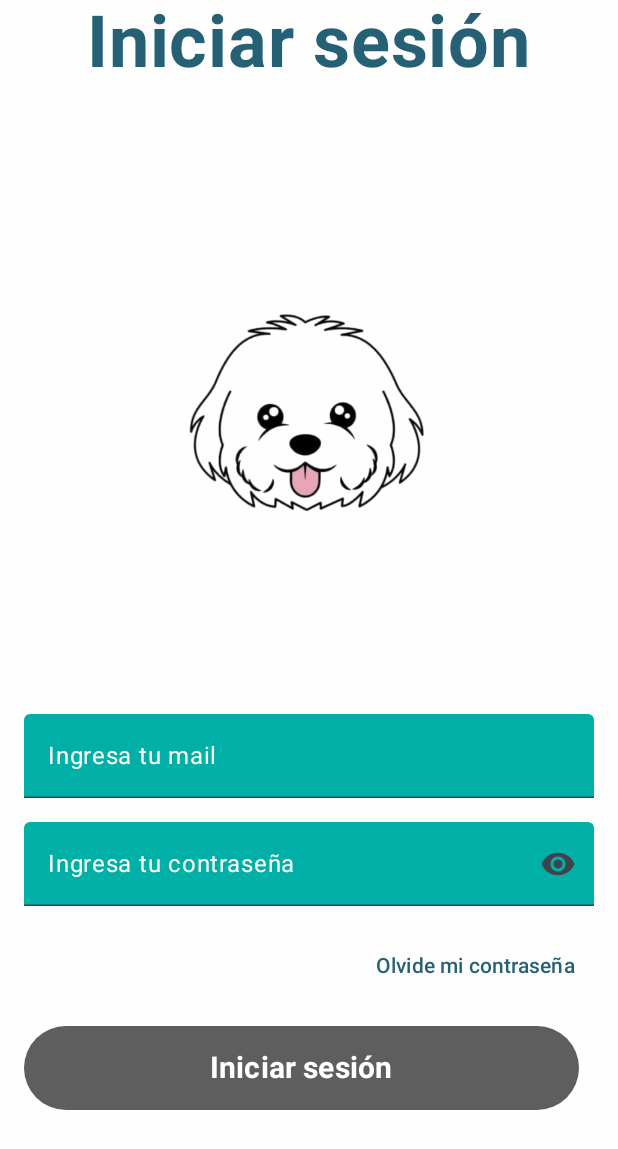
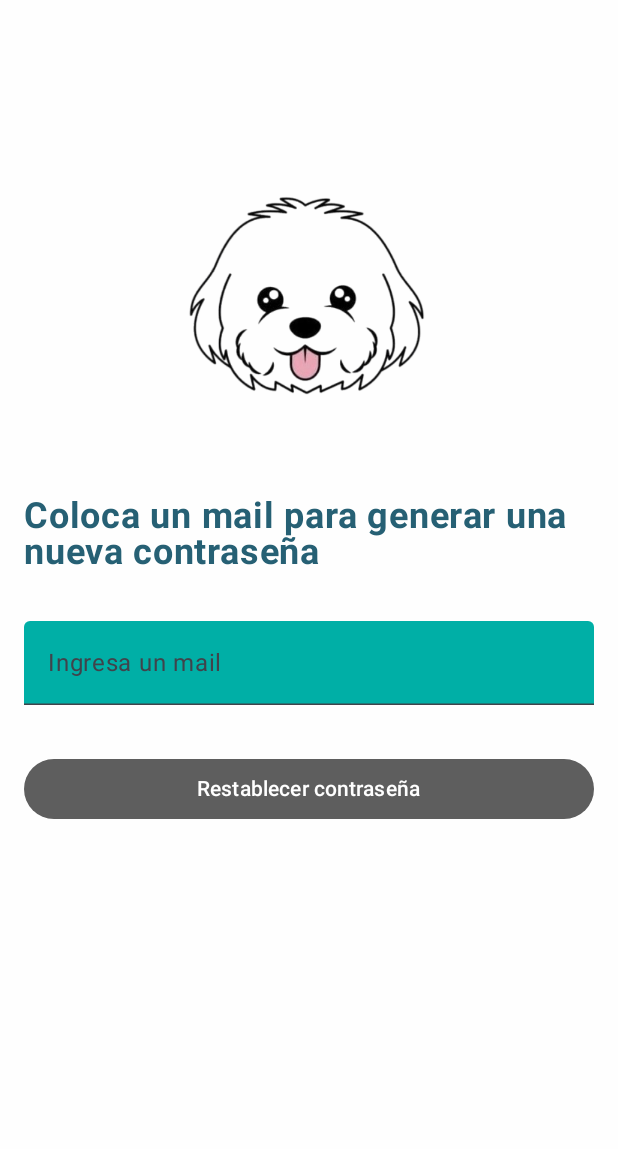
Before and after one commit to RodriguezMaximilianoX/Roco_App, an Android app built with Jetpack Compose: the LoginScreen screen opened through its navigation route, after a tap on "Olvide mi contraseña", on a phone screen of 412 x 824 dp. Shown: the top 1149 px of the screen. Run offline under Robolectric (Android 15) with nearby library versions, the phone set to English and light mode, and no system bars; our stand-ins replace Dagger/Hilt's generated code, Firebase (no records; nobody signed in at launch, a user with empty details on screens opened directly); 3 statements that could not run were skipped.

Commit message:
add reset password features

```diff
--- a/app/src/main/java/com/rmxdev/rocoapp/data/di/AppModule.kt
+++ b/app/src/main/java/com/rmxdev/rocoapp/data/di/AppModule.kt
@@ -1,6 +1,8 @@
 package com.rmxdev.rocoapp.data.di
 
 import com.google.firebase.auth.FirebaseAuth
+import com.google.firebase.auth.ktx.auth
+import com.google.firebase.ktx.Firebase
 import dagger.Module
 import dagger.Provides
 import dagger.hilt.InstallIn
@@ -13,6 +15,6 @@ object AppModule {
     @Provides
     @Singleton
     fun provideFirebaseAuth(): FirebaseAuth {
-        return FirebaseAuth.getInstance()
+        return Firebase.auth
     }
 }
--- a/app/src/main/java/com/rmxdev/rocoapp/presenter/MainActivity.kt
+++ b/app/src/main/java/com/rmxdev/rocoapp/presenter/MainActivity.kt
@@ -7,18 +7,21 @@ import androidx.activity.enableEdgeToEdge
 import androidx.compose.foundation.layout.fillMaxSize
 import androidx.compose.foundation.layout.padding
 import androidx.compose.material3.Scaffold
-import androidx.compose.material3.Text
-import androidx.compose.runtime.Composable
 import androidx.compose.ui.Modifier
-import androidx.compose.ui.graphics.Color
 import androidx.compose.ui.graphics.toArgb
-import androidx.compose.ui.tooling.preview.Preview
+import com.google.firebase.auth.FirebaseAuth
 import com.rmxdev.rocoapp.ui.theme.Background
 import com.rmxdev.rocoapp.ui.theme.RocoAppTheme
 import dagger.hilt.android.AndroidEntryPoint
+import javax.inject.Inject
 
 @AndroidEntryPoint
 class MainActivity : ComponentActivity() {
+
+    @Inject
+    lateinit var firebaseAuth: FirebaseAuth
+    private var startDestination = "initial"
+
     override fun onCreate(savedInstanceState: Bundle?) {
         super.onCreate(savedInstanceState)
         enableEdgeToEdge()
@@ -27,9 +30,17 @@ class MainActivity : ComponentActivity() {
             window.navigationBarColor = Background.toArgb()
             RocoAppTheme {
                 Scaffold(modifier = Modifier.fillMaxSize()) { innerPadding ->
-                    NavigationWrapper(modifier = Modifier.padding(innerPadding))
+                    NavigationWrapper(
+                        modifier = Modifier.padding(innerPadding),
+                        startDestination = startDestination
+                    )
                 }
             }
         }
     }
+
+    override fun onStart() {
+        super.onStart()
+        startDestination = if (firebaseAuth.currentUser != null) "home" else "initial"
+    }
 }
--- a/app/src/main/java/com/rmxdev/rocoapp/presenter/NavigationWrapper.kt
+++ b/app/src/main/java/com/rmxdev/rocoapp/presenter/NavigationWrapper.kt
@@ -6,29 +6,45 @@ import androidx.navigation.NavHostController
 import androidx.navigation.compose.NavHost
 import androidx.navigation.compose.composable
 import androidx.navigation.compose.rememberNavController
+import com.rmxdev.rocoapp.presenter.home.HomeScreen
 import com.rmxdev.rocoapp.presenter.initial.InitialScreen
 import com.rmxdev.rocoapp.presenter.login.LoginScreen
+import com.rmxdev.rocoapp.presenter.resetpassword.ResetPasswordScreen
 
 @Composable
-fun NavigationWrapper(navController: NavHostController = rememberNavController(), modifier: Modifier = Modifier) {
-    NavHost(navController = navController, startDestination = "initial"){
-        composable("initial"){
+fun NavigationWrapper(
+    modifier: Modifier = Modifier,
+    startDestination: String,
+    navController: NavHostController = rememberNavController()
+) {
+    NavHost(navController = navController, startDestination = startDestination) {
+        composable("initial") {
             InitialScreen(
-
                 modifier = modifier,
                 navigateToLogin = { navController.navigate("login") },
                 navigateToSignUp = { navController.navigate("signup") }
             )
         }
-        composable("login"){
+        composable("login") {
             LoginScreen(
                 modifier = modifier,
-                onLoginSuccess = { navController.navigate("home")},
-                resetPassword = {}
+                onLoginSuccess = { navController.navigate("home") },
+                resetPassword = {navController.navigate("resetpassword")}
             )
         }
-        composable("signup"){
+        composable("signup") {
             //SignUpScreen(modifier = modifier)
+        }
+        composable("home") {
+            HomeScreen(modifier = modifier)
+        }
+        composable("resetpassword") {
+            ResetPasswordScreen(
+                modifier = modifier,
+                onResetPasswordSuccess = {
+                    navController.navigate("login")
+                }
+            )
         }
     }
 }
--- /dev/null
+++ b/app/src/main/java/com/rmxdev/rocoapp/presenter/home/HomeScreen.kt
@@ -0,0 +1,15 @@
+package com.rmxdev.rocoapp.presenter.home
+
+import androidx.compose.foundation.layout.Column
+import androidx.compose.foundation.layout.fillMaxSize
+import androidx.compose.material3.Text
+import androidx.compose.runtime.Composable
+import androidx.compose.ui.Modifier
+import com.rmxdev.rocoapp.ui.theme.TextColor
+
+@Composable
+fun HomeScreen(modifier: Modifier = Modifier) {
+    Column(modifier = modifier.fillMaxSize()) {
+        Text(text = "Esta es la Home Screen", color = TextColor)
+    }
+}
--- a/app/src/main/java/com/rmxdev/rocoapp/presenter/initial/InitialScreen.kt
+++ b/app/src/main/java/com/rmxdev/rocoapp/presenter/initial/InitialScreen.kt
@@ -21,10 +21,8 @@ import androidx.compose.ui.graphics.Color
 import androidx.compose.ui.res.painterResource
 import androidx.compose.ui.text.font.FontWeight
 import androidx.compose.ui.text.style.TextAlign
-import androidx.compose.ui.tooling.preview.Preview
 import androidx.compose.ui.unit.dp
 import androidx.compose.ui.unit.sp
-import androidx.hilt.navigation.compose.hiltViewModel
 import com.rmxdev.rocoapp.R
 import com.rmxdev.rocoapp.ui.theme.Background
 import com.rmxdev.rocoapp.ui.theme.ButtonColor
@@ -34,10 +32,10 @@ import com.rmxdev.rocoapp.ui.theme.fontFamily
 @Composable
 fun InitialScreen(
     modifier: Modifier = Modifier,
-    viewModel: InitialViewModel = hiltViewModel(),
     navigateToLogin: () -> Unit,
-    navigateToSignUp: () -> Unit,
+    navigateToSignUp: () -> Unit
 ) {
+
     Column(
         modifier = modifier
             .fillMaxSize()
@@ -95,10 +93,3 @@ fun InitialScreen(
         Spacer(modifier = Modifier.weight(1f))
     }
 }
-
-@Preview(showBackground = true)
-@Composable
-private fun InitialScreenPreview() {
-    InitialScreen(navigateToLogin = {}, navigateToSignUp = {})
-
-}
--- a/app/src/main/java/com/rmxdev/rocoapp/presenter/initial/InitialViewModel.kt
+++ /dev/null
@@ -1,12 +0,0 @@
-package com.rmxdev.rocoapp.presenter.initial
-
-import androidx.lifecycle.ViewModel
-import com.google.firebase.auth.FirebaseAuth
-import javax.inject.Inject
-
-class InitialViewModel @Inject constructor(
-    private val auth: FirebaseAuth
-) : ViewModel() {
-    val isUserLoggedIn: Boolean
-        get() = auth.currentUser != null
-}
--- a/app/src/main/java/com/rmxdev/rocoapp/presenter/login/LoginScreen.kt
+++ b/app/src/main/java/com/rmxdev/rocoapp/presenter/login/LoginScreen.kt
@@ -98,7 +98,8 @@ fun LoginScreen(
                 focusedContainerColor = SelectedField,
                 focusedTextColor = Color.White,
                 unfocusedTextColor = Color.White
-            )
+            ),
+            maxLines = 1
         )
         TextField(value = password,
             onValueChange = { password = it },
@@ -126,7 +127,8 @@ fun LoginScreen(
                         if (passwordHidden) "Mostrar contraseña" else "Ocultar contraseña"
                     Icon(painterResource(id = visibilityIcon), contentDescription = description)
                 }
-            })
+            },
+            maxLines = 1)
         TextButton(
             onClick = { resetPassword() },
             modifier = Modifier
--- a/app/src/main/java/com/rmxdev/rocoapp/presenter/login/LoginViewModel.kt
+++ b/app/src/main/java/com/rmxdev/rocoapp/presenter/login/LoginViewModel.kt
@@ -15,6 +15,7 @@ class LoginViewModel @Inject constructor(
     var loginState: StateFlow<LoginState> = _loginState
 
     fun login(email: String, password: String){
+       if (email.isNotBlank() && password.isNotBlank()){
            _loginState.value = LoginState.Loading
            auth.signInWithEmailAndPassword(email, password)
                .addOnCompleteListener {task ->
@@ -25,4 +26,8 @@ class LoginViewModel @Inject constructor(
                    }
                }
        }
+        else{
+            LoginState.Error("Email and password cannot be empty")
        }
+    }
+}
--- /dev/null
+++ b/app/src/main/java/com/rmxdev/rocoapp/presenter/resetpassword/ResetPasswordScreen.kt
@@ -0,0 +1,114 @@
+package com.rmxdev.rocoapp.presenter.resetpassword
+
+import android.widget.Toast
+import androidx.compose.foundation.Image
+import androidx.compose.foundation.background
+import androidx.compose.foundation.layout.Column
+import androidx.compose.foundation.layout.fillMaxSize
+import androidx.compose.foundation.layout.fillMaxWidth
+import androidx.compose.foundation.layout.padding
+import androidx.compose.foundation.layout.size
+import androidx.compose.foundation.rememberScrollState
+import androidx.compose.foundation.verticalScroll
+import androidx.compose.material3.Button
+import androidx.compose.material3.ButtonDefaults.buttonColors
+import androidx.compose.material3.CircularProgressIndicator
+import androidx.compose.material3.Text
+import androidx.compose.material3.TextField
+import androidx.compose.material3.TextFieldDefaults
+import androidx.compose.runtime.Composable
+import androidx.compose.runtime.collectAsState
+import androidx.compose.runtime.getValue
+import androidx.compose.runtime.mutableStateOf
+import androidx.compose.runtime.saveable.rememberSaveable
+import androidx.compose.runtime.setValue
+import androidx.compose.ui.Alignment
+import androidx.compose.ui.Modifier
+import androidx.compose.ui.graphics.Color
+import androidx.compose.ui.platform.LocalContext
+import androidx.compose.ui.res.painterResource
+import androidx.compose.ui.text.font.FontWeight
+import androidx.compose.ui.unit.dp
+import androidx.compose.ui.unit.sp
+import androidx.hilt.navigation.compose.hiltViewModel
+import com.rmxdev.rocoapp.R
+import com.rmxdev.rocoapp.ui.theme.Background
+import com.rmxdev.rocoapp.ui.theme.ButtonColor
+import com.rmxdev.rocoapp.ui.theme.DisabledButtonColor
+import com.rmxdev.rocoapp.ui.theme.SelectedField
+import com.rmxdev.rocoapp.ui.theme.TextColor
+import com.rmxdev.rocoapp.ui.theme.UnselectedField
+
+@Composable
+fun ResetPasswordScreen(
+    modifier: Modifier = Modifier,
+    viewModel: ResetPasswordViewModel = hiltViewModel(),
+    onResetPasswordSuccess: () -> Unit
+) {
+
+    var email: String by rememberSaveable { mutableStateOf("") }
+    val resetPasswordState by viewModel.resetPasswordState.collectAsState()
+    val context = LocalContext.current
+
+    Column(
+        modifier = modifier
+            .fillMaxSize()
+            .background(Background)
+            .padding(vertical = 64.dp)
+            .verticalScroll(rememberScrollState()),
+        horizontalAlignment = Alignment.CenterHorizontally
+    ) {
+        Image(
+            painter = painterResource(id = R.drawable.logo),
+            contentDescription = "Logo App",
+            modifier = Modifier.align(Alignment.CenterHorizontally).size(250.dp)
+        )
+        Text(
+            text = "Coloca un mail para generar una nueva contraseña",
+            color = TextColor,
+            fontWeight = FontWeight.Bold,
+            fontSize = 24.sp,
+            modifier = Modifier.padding(16.dp)
+        )
+        TextField(
+            value = email,
+            onValueChange = { email = it },
+            label = { Text("Ingresa un mail") },
+            modifier = Modifier
+                .fillMaxWidth()
+                .padding(16.dp),
+            colors = TextFieldDefaults.colors(
+                unfocusedContainerColor = UnselectedField,
+                focusedContainerColor = SelectedField,
+                focusedTextColor = Color.White,
+                unfocusedTextColor = Color.White
+            ),
+            maxLines = 1
+        )
+        Button(
+            onClick = { viewModel.resetPassword(email) },
+            modifier = Modifier
+                .fillMaxWidth()
+                .padding(16.dp),
+            enabled = email.isNotBlank(),
+            colors = buttonColors(ButtonColor, disabledContainerColor = DisabledButtonColor),
+        ) {
+            Text(text = "Restablecer contraseña", color = Color.White)
+        }
+
+        when (resetPasswordState) {
+            is ResetPasswordState.Loading -> {
+                CircularProgressIndicator()
+            }
+            is ResetPasswordState.Success -> {
+                onResetPasswordSuccess()
+                Toast.makeText(context, "Se envió un correo al mail indicado", Toast.LENGTH_SHORT).show()
+                viewModel.resetPasswordSuccess()
+            }
+            is ResetPasswordState.Error -> {
+                Toast.makeText(context, "El mail ingresado no es válido", Toast.LENGTH_SHORT).show()
+            }
+            else -> {}
+        }
+    }
+}
--- /dev/null
+++ b/app/src/main/java/com/rmxdev/rocoapp/presenter/resetpassword/ResetPasswordState.kt
@@ -0,0 +1,8 @@
+package com.rmxdev.rocoapp.presenter.resetpassword
+
+sealed class ResetPasswordState {
+    data object Idle : ResetPasswordState()
+    data object Loading : ResetPasswordState()
+    data object Success : ResetPasswordState()
+    data class Error(val message: String) : ResetPasswordState()
+}
--- /dev/null
+++ b/app/src/main/java/com/rmxdev/rocoapp/presenter/resetpassword/ResetPasswordViewModel.kt
@@ -0,0 +1,40 @@
+package com.rmxdev.rocoapp.presenter.resetpassword
+
+import androidx.lifecycle.ViewModel
+import com.google.firebase.auth.FirebaseAuth
+import dagger.hilt.android.lifecycle.HiltViewModel
+import kotlinx.coroutines.flow.MutableStateFlow
+import kotlinx.coroutines.flow.StateFlow
+import javax.inject.Inject
+
+@HiltViewModel
+class ResetPasswordViewModel @Inject constructor(
+    private val auth: FirebaseAuth
+): ViewModel() {
+
+    private val _resetPasswordState = MutableStateFlow<ResetPasswordState>(ResetPasswordState.Idle)
+    var resetPasswordState: StateFlow<ResetPasswordState> = _resetPasswordState
+
+    fun resetPassword(email: String) {
+        if (email.isNotBlank()) {
+            _resetPasswordState.value = ResetPasswordState.Loading
+            auth.sendPasswordResetEmail(email)
+                .addOnCompleteListener { task ->
+                    _resetPasswordState.value = if (task.isSuccessful) {
+                        ResetPasswordState.Success
+                    } else {
+                        ResetPasswordState.Error(task.exception?.message ?: "Password reset failed")
+                    }
+                }
+
+        }
+        else{
+            _resetPasswordState.value = ResetPasswordState.Error("Email is empty")
+        }
+    }
+
+    fun resetPasswordSuccess() {
+        _resetPasswordState.value = ResetPasswordState.Idle
+
+    }
+}
```
Lines whose indentation alone changed are shown as unchanged.
